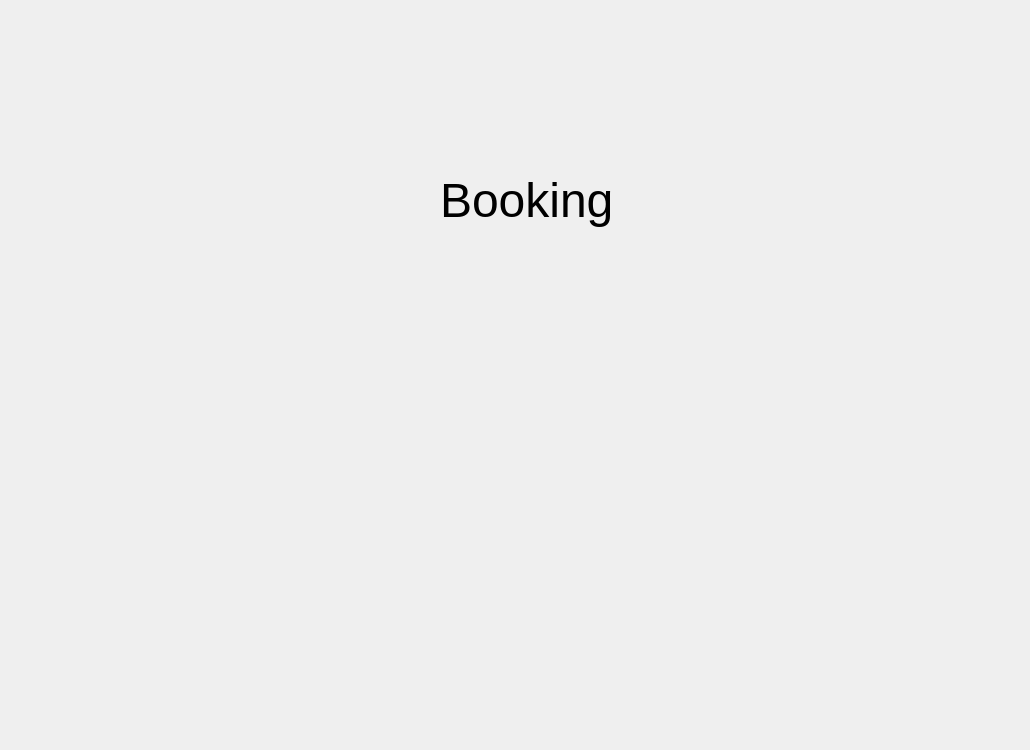
This is ui_files/booking_page.ui in xbryan25/hotel-management-system as Qt 5 draws it before an edit. The edited form follows.
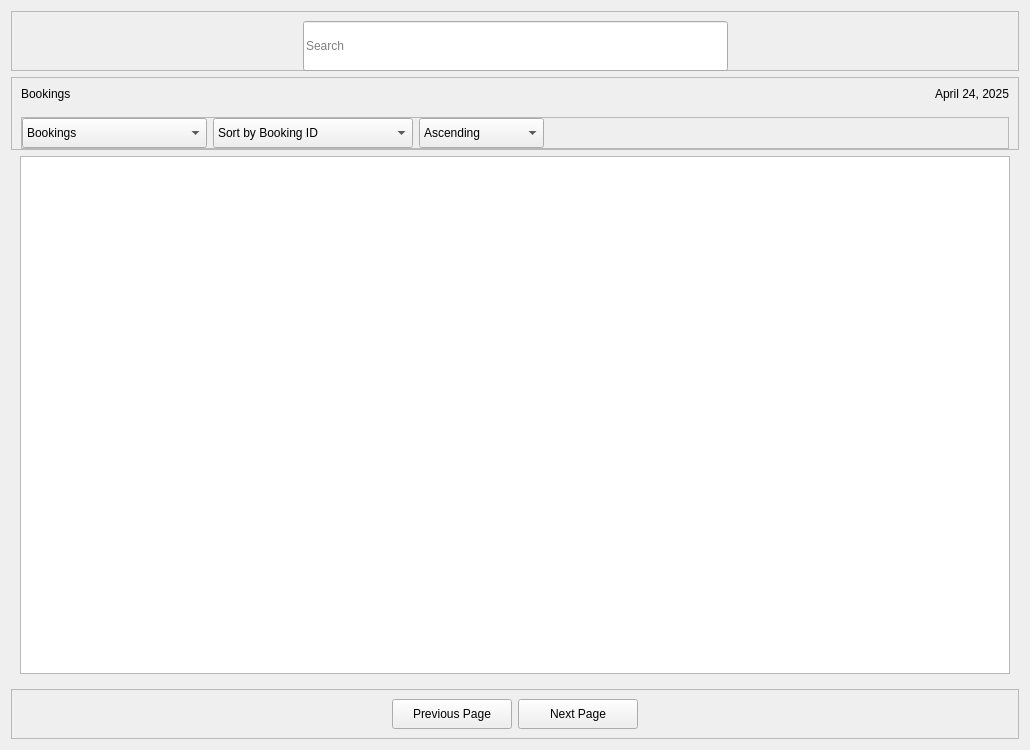
This is the edited form.

Commit message: feat(booking_page): add UI elements designed in Qt Designer, with style and Inter font

```diff
--- a/ui_files/booking_page.ui
+++ b/ui_files/booking_page.ui
@@ -19,24 +19,390 @@
   <property name="windowTitle">
    <string>Form</string>
   </property>
-  <widget class="QLabel" name="label">
-   <property name="geometry">
-    <rect>
-     <x>440</x>
-     <y>140</y>
-     <width>221</width>
-     <height>121</height>
-    </rect>
+  <layout class="QGridLayout" name="gridLayout">
+   <property name="verticalSpacing">
+    <number>6</number>
    </property>
-   <property name="font">
-    <font>
-     <pointsize>36</pointsize>
-    </font>
-   </property>
-   <property name="text">
-    <string>Booking</string>
-   </property>
-  </widget>
+   <item row="1" column="0">
+    <widget class="QFrame" name="booking_label_and_actions_frame">
+     <property name="minimumSize">
+      <size>
+       <width>0</width>
+       <height>50</height>
+      </size>
+     </property>
+     <property name="frameShape">
+      <enum>QFrame::StyledPanel</enum>
+     </property>
+     <property name="frameShadow">
+      <enum>QFrame::Raised</enum>
+     </property>
+     <layout class="QGridLayout" name="gridLayout_4">
+      <property name="topMargin">
+       <number>9</number>
+      </property>
+      <property name="bottomMargin">
+       <number>0</number>
+      </property>
+      <item row="0" column="0">
+       <widget class="QLabel" name="bookings_label">
+        <property name="text">
+         <string>Bookings</string>
+        </property>
+       </widget>
+      </item>
+      <item row="2" column="0" rowspan="2" colspan="3">
+       <widget class="QFrame" name="actions_frame">
+        <property name="minimumSize">
+         <size>
+          <width>20</width>
+          <height>0</height>
+         </size>
+        </property>
+        <property name="frameShape">
+         <enum>QFrame::StyledPanel</enum>
+        </property>
+        <property name="frameShadow">
+         <enum>QFrame::Raised</enum>
+        </property>
+        <layout class="QGridLayout" name="gridLayout_7">
+         <property name="leftMargin">
+          <number>0</number>
+         </property>
+         <property name="topMargin">
+          <number>0</number>
+         </property>
+         <property name="rightMargin">
+          <number>0</number>
+         </property>
+         <property name="bottomMargin">
+          <number>0</number>
+         </property>
+         <item row="1" column="3">
+          <spacer name="hs_3">
+           <property name="orientation">
+            <enum>Qt::Horizontal</enum>
+           </property>
+           <property name="sizeHint" stdset="0">
+            <size>
+             <width>40</width>
+             <height>20</height>
+            </size>
+           </property>
+          </spacer>
+         </item>
+         <item row="1" column="0">
+          <widget class="QComboBox" name="view_type_combobox">
+           <property name="minimumSize">
+            <size>
+             <width>185</width>
+             <height>30</height>
+            </size>
+           </property>
+           <property name="cursor">
+            <cursorShape>PointingHandCursor</cursorShape>
+           </property>
+           <item>
+            <property name="text">
+             <string>Bookings</string>
+            </property>
+           </item>
+           <item>
+            <property name="text">
+             <string>Past Bookings</string>
+            </property>
+           </item>
+           <item>
+            <property name="text">
+             <string>All</string>
+            </property>
+           </item>
+          </widget>
+         </item>
+         <item row="1" column="1">
+          <widget class="QComboBox" name="sort_by_combobox">
+           <property name="minimumSize">
+            <size>
+             <width>200</width>
+             <height>30</height>
+            </size>
+           </property>
+           <property name="cursor">
+            <cursorShape>PointingHandCursor</cursorShape>
+           </property>
+           <item>
+            <property name="text">
+             <string>Sort by Booking ID</string>
+            </property>
+           </item>
+           <item>
+            <property name="text">
+             <string>Sort by Name</string>
+            </property>
+           </item>
+           <item>
+            <property name="text">
+             <string>Sort by Room No.</string>
+            </property>
+           </item>
+           <item>
+            <property name="text">
+             <string>Sort by Room Type</string>
+            </property>
+           </item>
+           <item>
+            <property name="text">
+             <string>Sort by Check-In Date</string>
+            </property>
+           </item>
+           <item>
+            <property name="text">
+             <string>Sort by Check-out Date</string>
+            </property>
+           </item>
+          </widget>
+         </item>
+         <item row="1" column="2">
+          <widget class="QComboBox" name="sort_type_combobox">
+           <property name="minimumSize">
+            <size>
+             <width>125</width>
+             <height>30</height>
+            </size>
+           </property>
+           <property name="cursor">
+            <cursorShape>PointingHandCursor</cursorShape>
+           </property>
+           <item>
+            <property name="text">
+             <string>Ascending</string>
+            </property>
+           </item>
+           <item>
+            <property name="text">
+             <string>Descending</string>
+            </property>
+           </item>
+          </widget>
+         </item>
+        </layout>
+       </widget>
+      </item>
+      <item row="0" column="2">
+       <widget class="QLabel" name="date_today_label">
+        <property name="minimumSize">
+         <size>
+          <width>200</width>
+          <height>0</height>
+         </size>
+        </property>
+        <property name="text">
+         <string>April 24, 2025</string>
+        </property>
+        <property name="alignment">
+         <set>Qt::AlignRight|Qt::AlignTrailing|Qt::AlignVCenter</set>
+        </property>
+       </widget>
+      </item>
+      <item row="1" column="0">
+       <spacer name="vs_1">
+        <property name="orientation">
+         <enum>Qt::Vertical</enum>
+        </property>
+        <property name="sizeType">
+         <enum>QSizePolicy::Fixed</enum>
+        </property>
+        <property name="sizeHint" stdset="0">
+         <size>
+          <width>20</width>
+          <height>10</height>
+         </size>
+        </property>
+       </spacer>
+      </item>
+     </layout>
+    </widget>
+   </item>
+   <item row="0" column="0">
+    <widget class="QFrame" name="search_bar_frame">
+     <property name="minimumSize">
+      <size>
+       <width>0</width>
+       <height>60</height>
+      </size>
+     </property>
+     <property name="maximumSize">
+      <size>
+       <width>16777215</width>
+       <height>60</height>
+      </size>
+     </property>
+     <property name="frameShape">
+      <enum>QFrame::StyledPanel</enum>
+     </property>
+     <property name="frameShadow">
+      <enum>QFrame::Raised</enum>
+     </property>
+     <layout class="QGridLayout" name="gridLayout_3">
+      <property name="leftMargin">
+       <number>0</number>
+      </property>
+      <property name="rightMargin">
+       <number>0</number>
+      </property>
+      <property name="spacing">
+       <number>0</number>
+      </property>
+      <item row="0" column="0">
+       <spacer name="hs_1">
+        <property name="orientation">
+         <enum>Qt::Horizontal</enum>
+        </property>
+        <property name="sizeHint" stdset="0">
+         <size>
+          <width>40</width>
+          <height>20</height>
+         </size>
+        </property>
+       </spacer>
+      </item>
+      <item row="0" column="1">
+       <widget class="QLineEdit" name="search_lineedit">
+        <property name="minimumSize">
+         <size>
+          <width>425</width>
+          <height>50</height>
+         </size>
+        </property>
+        <property name="readOnly">
+         <bool>false</bool>
+        </property>
+        <property name="placeholderText">
+         <string>Search</string>
+        </property>
+       </widget>
+      </item>
+      <item row="0" column="2">
+       <spacer name="hs_2">
+        <property name="orientation">
+         <enum>Qt::Horizontal</enum>
+        </property>
+        <property name="sizeHint" stdset="0">
+         <size>
+          <width>40</width>
+          <height>20</height>
+         </size>
+        </property>
+       </spacer>
+      </item>
+     </layout>
+    </widget>
+   </item>
+   <item row="3" column="0">
+    <widget class="QFrame" name="page_buttons_frame">
+     <property name="minimumSize">
+      <size>
+       <width>0</width>
+       <height>50</height>
+      </size>
+     </property>
+     <property name="frameShape">
+      <enum>QFrame::StyledPanel</enum>
+     </property>
+     <property name="frameShadow">
+      <enum>QFrame::Raised</enum>
+     </property>
+     <layout class="QGridLayout" name="gridLayout_5">
+      <item row="0" column="0">
+       <spacer name="hs_4">
+        <property name="orientation">
+         <enum>Qt::Horizontal</enum>
+        </property>
+        <property name="sizeHint" stdset="0">
+         <size>
+          <width>40</width>
+          <height>20</height>
+         </size>
+        </property>
+       </spacer>
+      </item>
+      <item row="0" column="2">
+       <widget class="QPushButton" name="next_page_button">
+        <property name="minimumSize">
+         <size>
+          <width>120</width>
+          <height>30</height>
+         </size>
+        </property>
+        <property name="cursor">
+         <cursorShape>PointingHandCursor</cursorShape>
+        </property>
+        <property name="text">
+         <string>Next Page</string>
+        </property>
+       </widget>
+      </item>
+      <item row="0" column="1">
+       <widget class="QPushButton" name="previous_page_button">
+        <property name="minimumSize">
+         <size>
+          <width>120</width>
+          <height>30</height>
+         </size>
+        </property>
+        <property name="cursor">
+         <cursorShape>PointingHandCursor</cursorShape>
+        </property>
+        <property name="text">
+         <string>Previous Page</string>
+        </property>
+       </widget>
+      </item>
+      <item row="0" column="3">
+       <spacer name="hs_5">
+        <property name="orientation">
+         <enum>Qt::Horizontal</enum>
+        </property>
+        <property name="sizeHint" stdset="0">
+         <size>
+          <width>40</width>
+          <height>20</height>
+         </size>
+        </property>
+       </spacer>
+      </item>
+     </layout>
+    </widget>
+   </item>
+   <item row="2" column="0">
+    <widget class="QFrame" name="bookings_table_view_frame">
+     <property name="frameShape">
+      <enum>QFrame::NoFrame</enum>
+     </property>
+     <property name="frameShadow">
+      <enum>QFrame::Raised</enum>
+     </property>
+     <layout class="QGridLayout" name="gridLayout_2">
+      <property name="topMargin">
+       <number>0</number>
+      </property>
+      <item row="0" column="0">
+       <widget class="QTableView" name="bookings_table_view">
+        <property name="showGrid">
+         <bool>false</bool>
+        </property>
+        <attribute name="horizontalHeaderMinimumSectionSize">
+         <number>15</number>
+        </attribute>
+        <attribute name="verticalHeaderVisible">
+         <bool>false</bool>
+        </attribute>
+       </widget>
+      </item>
+     </layout>
+    </widget>
+   </item>
+  </layout>
  </widget>
  <resources/>
  <connections/>
```
The commit also changes 3 other files.
